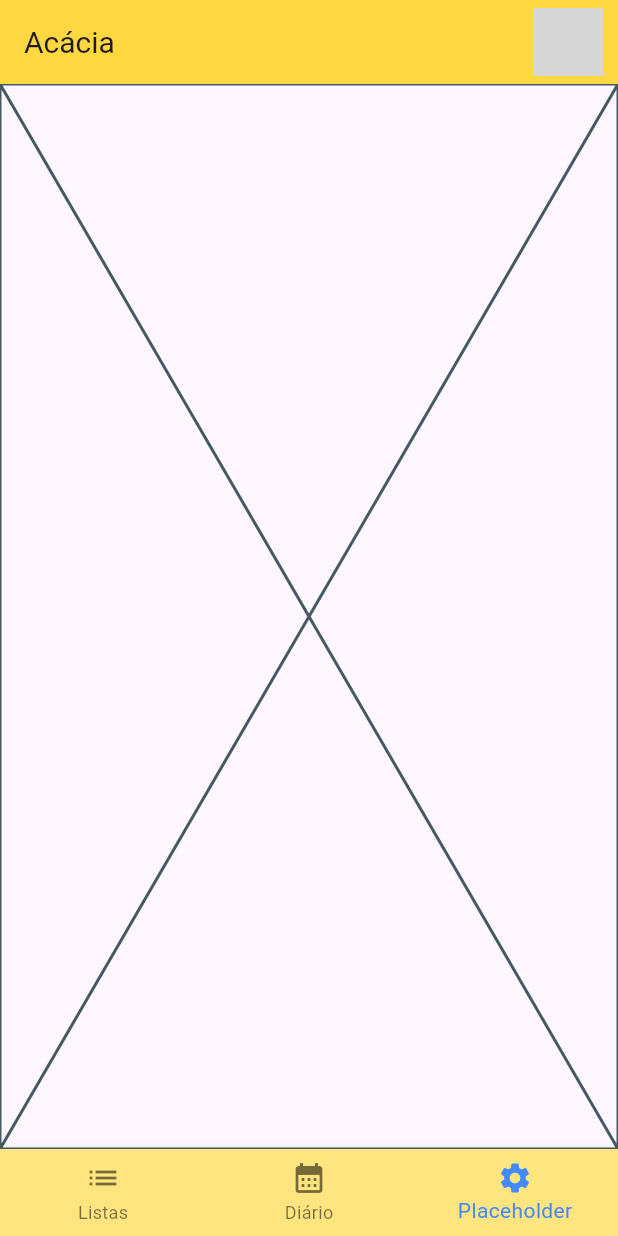
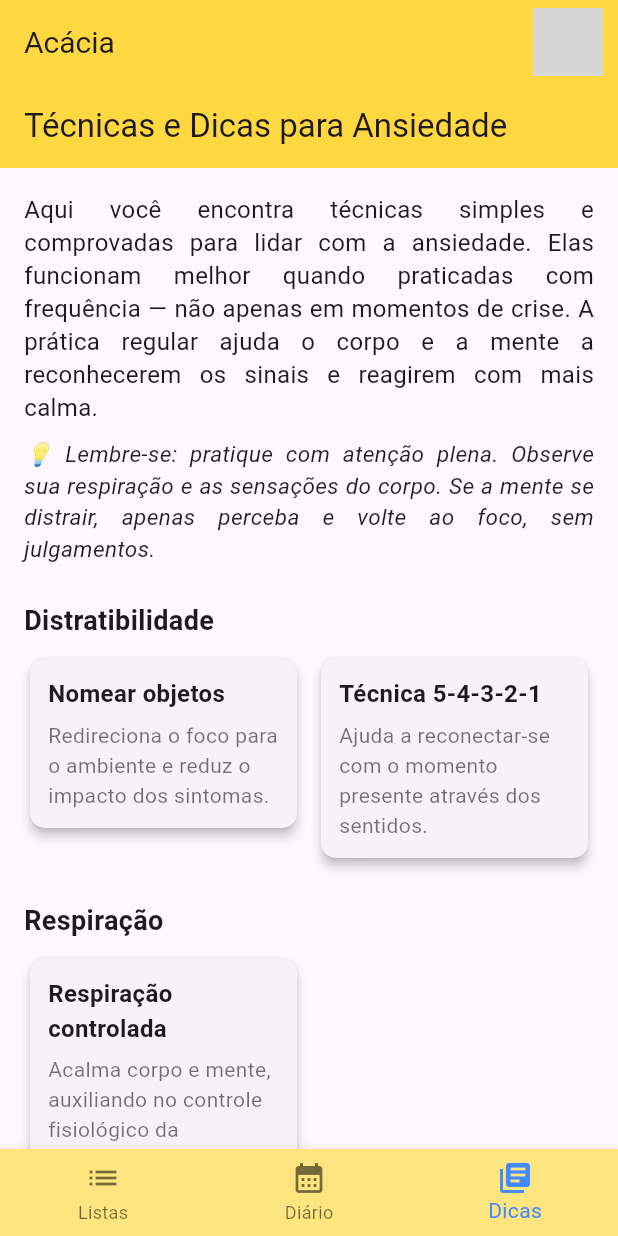
Before and after one commit to HeitorCoiimbra/Acacia, a Flutter app: the screen it shows once a user with an empty profile is signed in, item 3 of the bottom bar chosen, on a phone screen of 412 x 824 dp. Run offline on Flutter 3.47's test engine with Material 3 defaults, Android fonts, the phone set to English and light mode, and no system bars; our stand-ins replace audioplayers, cloud_firestore, firebase_auth, firebase_core, firebase_storage, image_picker and 1 more; accounts and stored records are empty; grey boxes are pictures that could not be loaded.

Commit message:
Criação das páginas de dicas e técnicas
As técnicas/dicas estão separadas por 'Distratibilidade', 'Respiração' e 'Repensar Pensamento', todas foram indicadas por uma profissional da área, até agora somente o 'Nomear Objetos' ta uns 90% finalizado.

```diff
--- /dev/null
+++ b/lib/p_dicas/dicas.dart
@@ -0,0 +1,156 @@
+import 'package:flutter/material.dart';
+import 'tecnicas/objetos.dart';
+import 'tecnicas/54321.dart';
+import 'tecnicas/respiracao_controlada.dart';
+import 'tecnicas/repensar_pensamento.dart';
+
+class Dicas extends StatelessWidget {
+  const Dicas({super.key});
+
+  @override
+  Widget build(BuildContext context) {
+    return Scaffold(
+      appBar: AppBar(
+        title: const Text('Técnicas e Dicas para Ansiedade'),
+        backgroundColor: Colors.amberAccent,
+      ),
+      body: ListView(
+        padding: const EdgeInsets.all(16),
+        children: [
+          const Text(
+            "Aqui você encontra técnicas simples e comprovadas para lidar com a ansiedade. "
+            "Elas funcionam melhor quando praticadas com frequência — não apenas em momentos de crise. "
+            "A prática regular ajuda o corpo e a mente a reconhecerem os sinais e reagirem com mais calma.",
+            style: TextStyle(fontSize: 16, height: 1.4),
+            textAlign: TextAlign.justify,
+          ),
+          const SizedBox(height: 10),
+          const Text(
+            "💡 Lembre-se: pratique com atenção plena. Observe sua respiração e as sensações do corpo. "
+            "Se a mente se distrair, apenas perceba e volte ao foco, sem julgamentos.",
+            style: TextStyle(
+              fontSize: 15,
+              fontStyle: FontStyle.italic,
+              color: Colors.black87,
+              height: 1.4,
+            ),
+            textAlign: TextAlign.justify,
+          ),
+          const SizedBox(height: 25),
+
+          // Seção: Distratibilidade
+          const Text(
+            "Distratibilidade",
+            style: TextStyle(fontSize: 18, fontWeight: FontWeight.bold),
+          ),
+          const SizedBox(height: 8),
+
+          Wrap(
+            spacing: 8,
+            runSpacing: 8,
+            children: [
+              _tecnicaCard(
+                context,
+                "Nomear objetos",
+                "Redireciona o foco para o ambiente e reduz o impacto dos sintomas.",
+                const DistratibilidadeObjetos(),
+              ),
+              _tecnicaCard(
+                context,
+                "Técnica 5-4-3-2-1",
+                "Ajuda a reconectar-se com o momento presente através dos sentidos.",
+                const Distratibilidade54321(),
+              ),
+            ],
+          ),
+          const SizedBox(height: 25),
+
+          // Seção: Respiração
+          const Text(
+            "Respiração",
+            style: TextStyle(fontSize: 18, fontWeight: FontWeight.bold),
+          ),
+          const SizedBox(height: 8),
+
+          Wrap(
+            spacing: 8,
+            runSpacing: 8,
+            children: [
+              _tecnicaCard(
+                context,
+                "Respiração controlada",
+                "Acalma corpo e mente, auxiliando no controle fisiológico da ansiedade.",
+                const RespiracaoControlada(),
+              ),
+            ],
+          ),
+          const SizedBox(height: 25),
+
+          // Seção: Repensar Pensamento
+          const Text(
+            "Repensar Pensamento",
+            style: TextStyle(fontSize: 18, fontWeight: FontWeight.bold),
+          ),
+          const SizedBox(height: 8),
+
+          Wrap(
+            spacing: 8,
+            runSpacing: 8,
+            children: [
+              _tecnicaCard(
+                context,
+                "Reavaliar pensamentos",
+                "Ajuda a identificar padrões automáticos e substituí-los por ideias mais realistas.",
+                const RepensarPensamento(),
+              ),
+            ],
+          ),
+        ],
+      ),
+    );
+  }
+
+  Widget _tecnicaCard(
+    BuildContext context,
+    String titulo,
+    String descricao,
+    Widget destino,
+  ) {
+    return SizedBox(
+      width: MediaQuery.of(context).size.width / 2 - 20,
+      child: Card(
+        elevation: 3,
+        shape: RoundedRectangleBorder(borderRadius: BorderRadius.circular(10)),
+        child: InkWell(
+          borderRadius: BorderRadius.circular(10),
+          onTap: () {
+            Navigator.push(
+              context,
+              MaterialPageRoute(builder: (_) => destino),
+            );
+          },
+          child: Padding(
+            padding: const EdgeInsets.all(12),
+            child: Column(
+              crossAxisAlignment: CrossAxisAlignment.start,
+              children: [
+                Text(
+                  titulo,
+                  style: const TextStyle(
+                    fontWeight: FontWeight.bold,
+                    fontSize: 16,
+                  ),
+                ),
+                const SizedBox(height: 6),
+                Text(
+                  descricao,
+                  style: const TextStyle(fontSize: 14, color: Colors.black54),
+                ),
+              ],
+            ),
+          ),
+        ),
+      ),
+    );
+  }
+}
--- /dev/null
+++ b/lib/p_dicas/tecnicas/54321.dart
@@ -0,0 +1,29 @@
+import 'package:flutter/material.dart';
+
+class Distratibilidade54321 extends StatelessWidget {
+  const Distratibilidade54321({super.key});
+
+  @override
+  Widget build(BuildContext context) {
+    return Scaffold(
+      appBar: AppBar(
+        title: const Text("Técnica 5-4-3-2-1"),
+        backgroundColor: Colors.amberAccent,
+      ),
+      body: const Padding(
+        padding: EdgeInsets.all(16),
+        child: Text(
+          "Essa técnica grounding ajuda a reconectar com o momento presente.\n\n"
+          "Observe e diga para si mesmo:\n"
+          "• 5 coisas que você pode ver\n"
+          "• 4 coisas que você pode tocar\n"
+          "• 3 coisas que pode ouvir\n"
+          "• 2 coisas que pode cheirar\n"
+          "• 1 coisa que pode saborear\n\n"
+          "Essa contagem progressiva diminui a intensidade da crise e traz sua mente de volta ao agora.",
+          style: TextStyle(fontSize: 16),
+        ),
+      ),
+    );
+  }
+}
--- a/lib/tela_principal.dart
+++ b/lib/tela_principal.dart
@@ -1,5 +1,6 @@
 import 'package:acacia/cadastro/authentication.dart';
 import 'package:acacia/p_diario/diario.dart';
+import 'package:acacia/p_dicas/dicas.dart';
 import 'package:acacia/p_lista/lista.dart';
 import 'package:firebase_auth/firebase_auth.dart';
 import 'package:flutter/material.dart';
@@ -13,7 +14,7 @@ class TelaPrincipal extends StatefulWidget {
 
 class _TelaPrincipalState extends State<TelaPrincipal> {
   int paginaAtual = 0;
-  final paginas = const [Lista(), Diario(), Placeholder()];
+  final paginas = const [Lista(), Diario(), Dicas()];
 
   @override
   Widget build(BuildContext context) {
@@ -52,8 +53,8 @@ class _TelaPrincipalState extends State<TelaPrincipal> {
             label: "Diário",
           ),
           BottomNavigationBarItem(
-            icon: Icon(Icons.settings),
-            label: "Placeholder",
+            icon: Icon(Icons.library_books),
+            label: "Dicas",
           ),
         ],
         currentIndex: paginaAtual,
--- a/pubspec.yaml
+++ b/pubspec.yaml
@@ -34,6 +34,7 @@ dependencies:
   # The following adds the Cupertino Icons font to your application.
   # Use with the CupertinoIcons class for iOS style icons.
   cupertino_icons: ^1.0.8
+  audioplayers: ^6.0.0
   firebase_core: ^4.0.0
   firebase_auth: ^6.0.2
   firebase_storage: ^13.0.0
@@ -63,6 +64,10 @@ flutter:
   # included with your application, so that you can use the icons in
   # the material Icons class.
   uses-material-design: true
+
+  assets:
+    - assets/sons/
+
 
   # To add assets to your application, add an assets section, like this:
   # assets:
```
Also changed, not shown: lib/p_dicas/tecnicas/objetos.dart (added, +195 -0 lines), lib/p_dicas/tecnicas/repensar_pensamento.dart (added, +27 -0 lines), lib/p_dicas/tecnicas/respiracao_controlada.dart (added, +27 -0 lines), pubspec.lock, 8 other files.
